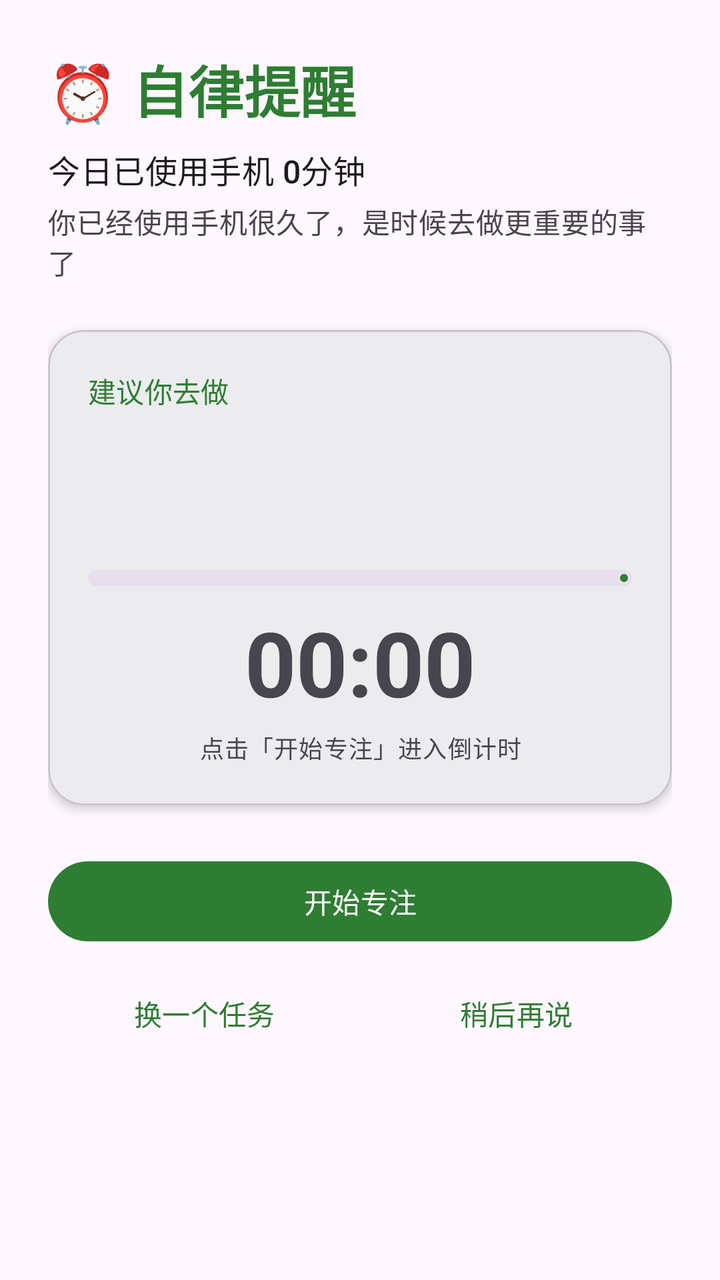
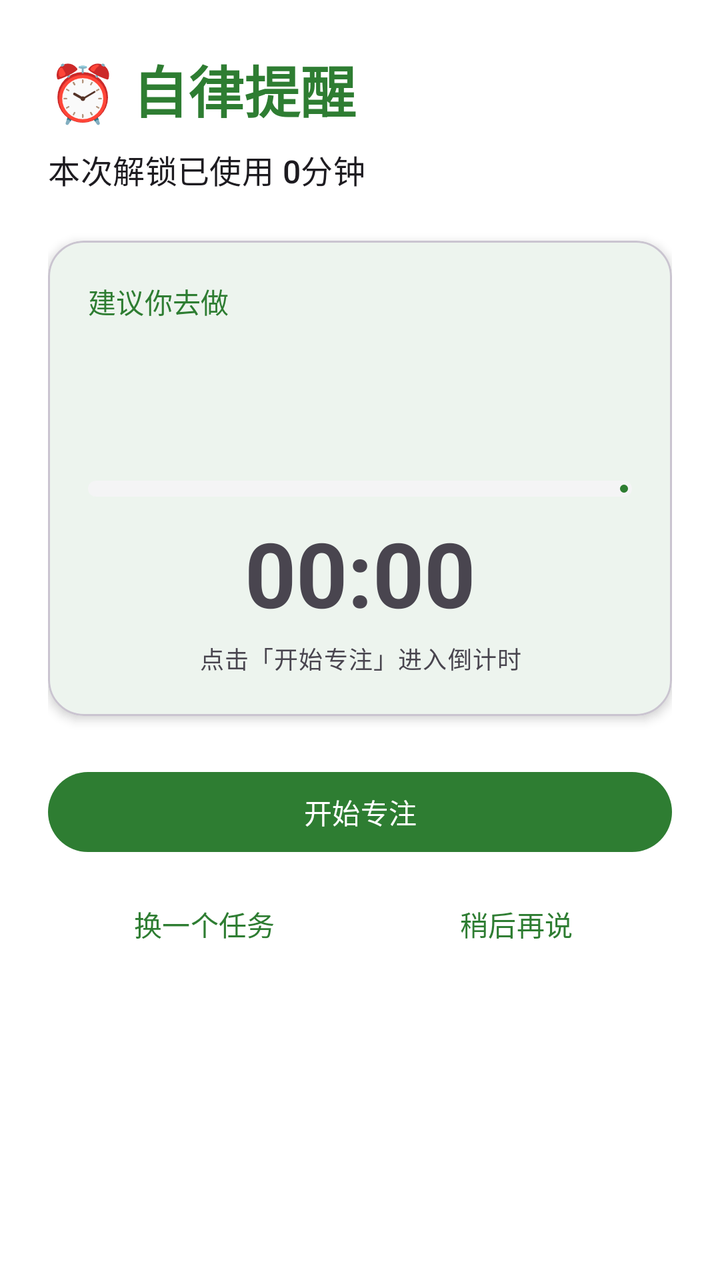

The first picture is an Android layout as it rendered before a commit; the second is the same layout after the commit. The layout source and the unified diff follow.
<!-- AndroidManifest.xml: application theme Theme.SelfDiscipline -->
<!-- res/layout/activity_reminder.xml -->
<?xml version="1.0" encoding="utf-8"?>
<ScrollView xmlns:android="http://schemas.android.com/apk/res/android"
    xmlns:app="http://schemas.android.com/apk/res-auto"
    android:layout_width="match_parent"
    android:layout_height="match_parent"
    android:fillViewport="true">

    <LinearLayout
        android:layout_width="match_parent"
        android:layout_height="wrap_content"
        android:orientation="vertical"
        android:padding="24dp">

        <TextView
            android:layout_width="wrap_content"
            android:layout_height="wrap_content"
            android:text="⏰ 自律提醒"
            android:textAppearance="?attr/textAppearanceHeadlineMedium"
            android:textColor="?attr/colorPrimary"
            android:textStyle="bold" />

        <TextView
            android:id="@+id/tvRemindUsage"
            android:layout_width="wrap_content"
            android:layout_height="wrap_content"
            android:layout_marginTop="8dp"
            android:text="今日已使用手机 0分钟"
            android:textAppearance="?attr/textAppearanceTitleMedium" />

        <TextView
            android:layout_width="wrap_content"
            android:layout_height="wrap_content"
            android:layout_marginTop="4dp"
            android:text="你已经使用手机很久了，是时候去做更重要的事了"
            android:textAppearance="?attr/textAppearanceBodyMedium"
            android:textColor="?android:attr/textColorSecondary" />

        
        <com.google.android.material.card.MaterialCardView
            android:id="@+id/cardTask"
            android:layout_width="match_parent"
            android:layout_height="wrap_content"
            android:layout_marginTop="24dp"
            app:cardCornerRadius="18dp"
            app:cardElevation="3dp">

            <LinearLayout
                android:layout_width="match_parent"
                android:layout_height="wrap_content"
                android:orientation="vertical"
                android:padding="20dp">

                <TextView
                    android:layout_width="wrap_content"
                    android:layout_height="wrap_content"
                    android:text="建议你去做"
                    android:textAppearance="?attr/textAppearanceLabelLarge"
                    android:textColor="?attr/colorPrimary" />

                <TextView
                    android:id="@+id/tvTaskTitle"
                    android:layout_width="wrap_content"
                    android:layout_height="wrap_content"
                    android:layout_marginTop="8dp"
                    android:textAppearance="?attr/textAppearanceHeadlineSmall"
                    android:textStyle="bold" />

                <TextView
                    android:id="@+id/tvTaskMeta"
                    android:layout_width="wrap_content"
                    android:layout_height="wrap_content"
                    android:layout_marginTop="4dp"
                    android:textAppearance="?attr/textAppearanceBodyMedium"
                    android:textColor="?android:attr/textColorSecondary" />

                <com.google.android.material.progressindicator.LinearProgressIndicator
                    android:id="@+id/progressFocus"
                    android:layout_width="match_parent"
                    android:layout_height="wrap_content"
                    android:layout_marginTop="16dp"
                    android:max="100"
                    app:indicatorColor="?attr/colorPrimary"
                    app:trackColor="?attr/colorSurfaceVariant"
                    app:trackCornerRadius="4dp"
                    app:trackThickness="8dp" />

                <TextView
                    android:id="@+id/tvCountdown"
                    android:layout_width="match_parent"
                    android:layout_height="wrap_content"
                    android:layout_marginTop="8dp"
                    android:gravity="center"
                    android:text="00:00"
                    android:textAppearance="?attr/textAppearanceDisplayMedium"
                    android:textStyle="bold" />

                <TextView
                    android:id="@+id/tvFocusHint"
                    android:layout_width="match_parent"
                    android:layout_height="wrap_content"
                    android:layout_marginTop="4dp"
                    android:gravity="center"
                    android:text="点击「开始专注」进入倒计时"
                    android:textAppearance="?attr/textAppearanceBodySmall"
                    android:textColor="?android:attr/textColorSecondary" />
            </LinearLayout>
        </com.google.android.material.card.MaterialCardView>

        <TextView
            android:id="@+id/tvNoTask"
            android:layout_width="match_parent"
            android:layout_height="wrap_content"
            android:layout_marginTop="32dp"
            android:gravity="center"
            android:text="还没有待办任务\n请先到任务清单中添加一个想做的事情吧"
            android:textAppearance="?attr/textAppearanceBodyLarge"
            android:textColor="?android:attr/textColorSecondary"
            android:visibility="gone" />

        <com.google.android.material.button.MaterialButton
            android:id="@+id/btnAddTask"
            android:layout_width="match_parent"
            android:layout_height="wrap_content"
            android:layout_marginTop="12dp"
            android:text="去添加任务"
            style="@style/Widget.Material3.Button.TonalButton"
            android:visibility="gone" />

        <com.google.android.material.button.MaterialButton
            android:id="@+id/btnStart"
            android:layout_width="match_parent"
            android:layout_height="wrap_content"
            android:layout_marginTop="24dp"
            android:text="开始专注" />

        <com.google.android.material.button.MaterialButton
            android:id="@+id/btnComplete"
            android:layout_width="match_parent"
            android:layout_height="wrap_content"
            android:layout_marginTop="24dp"
            android:text="我已完成这个任务"
            android:visibility="gone" />

        <LinearLayout
            android:layout_width="match_parent"
            android:layout_height="wrap_content"
            android:layout_marginTop="8dp"
            android:orientation="horizontal">

            <com.google.android.material.button.MaterialButton
                android:id="@+id/btnSkip"
                android:layout_width="0dp"
                android:layout_height="wrap_content"
                android:layout_weight="1"
                android:text="换一个任务"
                style="@style/Widget.Material3.Button.TextButton" />

            <com.google.android.material.button.MaterialButton
                android:id="@+id/btnLater"
                android:layout_width="0dp"
                android:layout_height="wrap_content"
                android:layout_weight="1"
                android:text="稍后再说"
                style="@style/Widget.Material3.Button.TextButton" />
        </LinearLayout>
    </LinearLayout>
</ScrollView>
<!-- resources referenced by this layout -->
<resources>
  <style name="Theme.SelfDiscipline" parent="Theme.Material3.DayNight.NoActionBar">
          <item name="colorPrimary">@color/primary</item>
          <item name="colorOnPrimary">@color/white</item>
          <item name="colorPrimaryContainer">@color/primary_container</item>
          <item name="colorOnPrimaryContainer">@color/on_primary_container</item>
      </style>
  <color name="primary">#2E7D32</color>
  <color name="white">#FFFFFF</color>
  <color name="primary_container">#A5D6A7</color>
  <color name="on_primary_container">#1B5E20</color>
</resources>

<!-- the commit's change to res/layout/activity_reminder.xml (unified diff, before → after) -->
@@ -24,16 +24,8 @@
             android:layout_width="wrap_content"
             android:layout_height="wrap_content"
             android:layout_marginTop="8dp"
-            android:text="今日已使用手机 0分钟"
+            android:text="本次解锁已使用 0分钟"
             android:textAppearance="?attr/textAppearanceTitleMedium" />
-
-        <TextView
-            android:layout_width="wrap_content"
-            android:layout_height="wrap_content"
-            android:layout_marginTop="4dp"
-            android:text="你已经使用手机很久了，是时候去做更重要的事了"
-            android:textAppearance="?attr/textAppearanceBodyMedium"
-            android:textColor="?android:attr/textColorSecondary" />
 
         
         <com.google.android.material.card.MaterialCardView
<!-- resource entries referenced after the edit -->
@@ -1,14 +1,21 @@
 <!-- resources referenced by this layout -->
 <resources>
-  <style name="Theme.SelfDiscipline" parent="Theme.Material3.DayNight.NoActionBar">
+  <style name="Theme.SelfDiscipline" parent="Theme.Material3.Light.NoActionBar">
           <item name="colorPrimary">@color/primary</item>
           <item name="colorOnPrimary">@color/white</item>
           <item name="colorPrimaryContainer">@color/primary_container</item>
           <item name="colorOnPrimaryContainer">@color/on_primary_container</item>
+          <item name="colorSurface">@color/surface</item>
+          <item name="colorSurfaceVariant">@color/surface_variant</item>
+          <item name="android:windowBackground">@color/white</item>
+          <item name="android:statusBarColor">@color/white</item>
+          <item name="android:windowLightStatusBar">true</item>
       </style>
   <color name="primary">#2E7D32</color>
   <color name="white">#FFFFFF</color>
   <color name="primary_container">#A5D6A7</color>
   <color name="on_primary_container">#1B5E20</color>
+  <color name="surface">#FFFFFF</color>
+  <color name="surface_variant">#F4F4F5</color>
 </resources>
 
